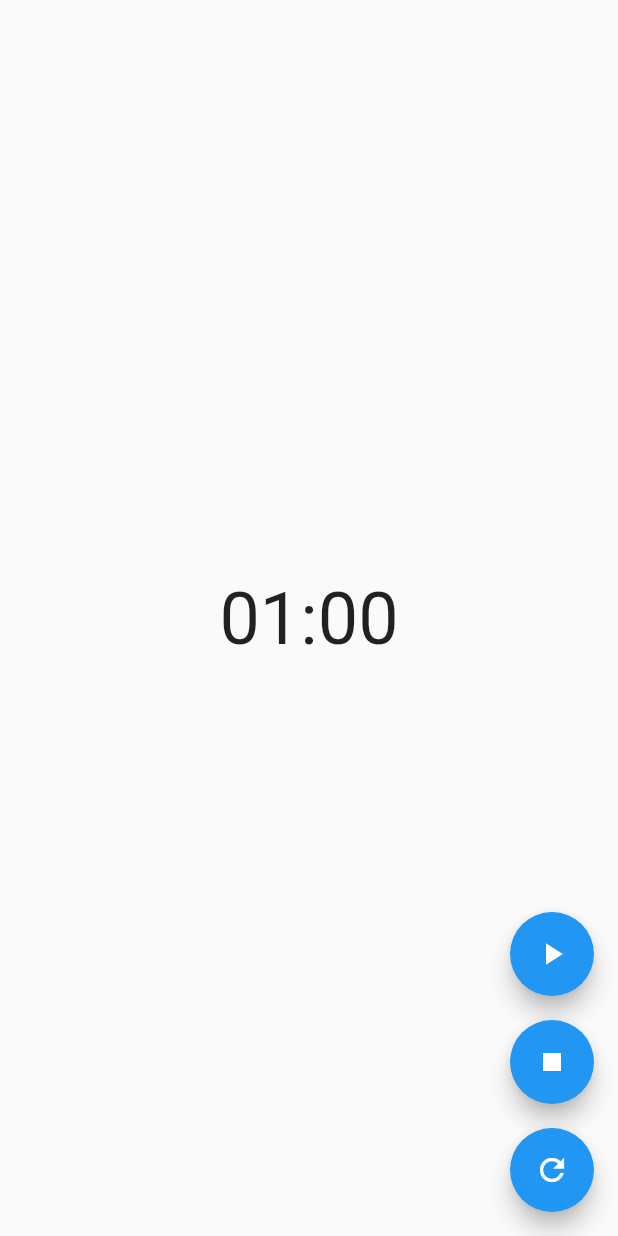
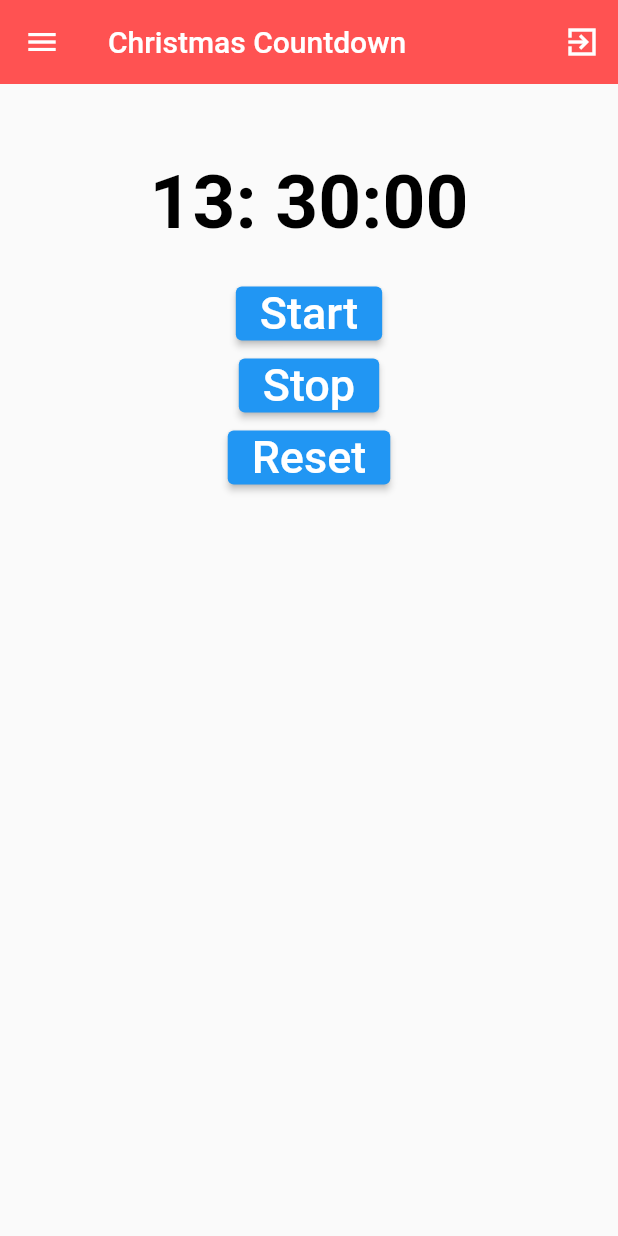
Before and after one commit to Lance-Abella/Countdown_Timer, a Flutter app: the screen it shows after launch, on a phone screen of 412 x 824 dp. Run offline on Flutter 3.47's test engine with Material 2 defaults, Android fonts, the phone set to English and light mode, and no system bars.

Commit message:
manually coding the countdowntimer

```diff
--- /dev/null
+++ b/lib/homepage.dart
@@ -0,0 +1,116 @@
+// ignore_for_file: prefer_const_constructors, prefer_single_quotes, prefer_const_constructors_in_immutables, prefer_const_declarations
+import 'dart:async';
+import 'package:flutter/material.dart';
+
+// ignore: camel_case_types
+class christmasTimer extends StatelessWidget {
+
+  Timer? countdownTimer;
+  late DateTime today = DateTime.now();
+  late  DateTime christmas = DateTime(today.year, 12, 25);
+  late Duration remainingDays = christmas.difference(today);
+
+    void startTimer(){
+    countdownTimer = Timer.periodic(Duration (seconds: 1), (_) => setCountDown());
+    }
+
+    void stopTimer(){
+       countdownTimer!.cancel();
+    }
+
+    void resetTimer(){
+      stopTimer();
+      remainingDays = christmas.difference(today);
+    }
+
+    void setCountDown(){
+      final reduceSecondsBy = 1;
+      final seconds = remainingDays.inSeconds - reduceSecondsBy;
+        if(seconds < 0){
+          countdownTimer!.cancel();
+        }
+        else{
+          remainingDays = Duration(seconds: seconds);
+        }
+    }
+
+  @override
+  Widget build(BuildContext context) {
+    String strDigits(int n) => n.toString().padLeft(2, '0');
+    final days = strDigits(remainingDays.inDays);
+    final hours = strDigits(remainingDays.inHours.remainder(24));
+    final minutes = strDigits(remainingDays.inMinutes.remainder(60));
+    final seconds = strDigits(remainingDays.inSeconds.remainder(60));
+
+    return MaterialApp(
+      debugShowCheckedModeBanner: false,
+      home: Scaffold(
+        appBar: AppBar(
+          elevation: 0,
+          title: Text("Christmas Countdown"),
+          backgroundColor: Colors.redAccent,
+          leading: IconButton(onPressed: () {
+
+          }, icon: Icon(Icons.menu)),
+          actions: [IconButton(onPressed: (){}, icon: Icon(Icons.exit_to_app_sharp))],
+        ),
+        body: Center(
+          child: Column(
+            children: [
+              SizedBox(
+                height: 50,
+              ),
+
+              Text(
+                "$hours: $minutes:$seconds",
+                style: TextStyle(
+                  fontWeight: FontWeight.bold,
+                  color: Colors.black,
+                  fontSize: 50,
+                ),
+              ),
+
+              SizedBox(height: 20),
+
+              ElevatedButton(
+                onPressed: startTimer,
+                child: Text(
+                  "Start",
+                  style: TextStyle(
+                    fontSize: 30,
+                  ),
+                ),
+                ),
+
+              ElevatedButton(
+                onPressed: (){
+                  if(countdownTimer == null || countdownTimer!.isActive){
+                    stopTimer();
+                  }
+                },
+                child: Text(
+                  "Stop",
+                  style: TextStyle(
+                    fontSize: 30,
+                  ),
+                ),
+                ),
+
+              ElevatedButton(
+                onPressed: (){
+                  resetTimer();
+                },
+                child: Text(
+                  "Reset",
+                  style: TextStyle(
+                    fontSize: 30,
+                  ),
+                ),
+                ),
+          ],
+          ),
+        ),
+      ),
+    );
+  }
+}
--- a/lib/main.dart
+++ b/lib/main.dart
@@ -1,113 +1,6 @@
-// ignore_for_file: library_private_types_in_public_api
-
-import 'dart:async';
-
+// ignore_for_file: prefer_const_constructors
 import 'package:flutter/material.dart';
-
+import 'homepage.dart';
 void main() {
-  runApp(const MaterialApp(
-    home: CountdownTimerDemo(),
-  ));
+  runApp(christmasTimer());
 }
-
-class CountdownTimerDemo extends StatefulWidget {
-  const CountdownTimerDemo({super.key});
-
-  @override
-  _CountdownTimerDemoState createState() => _CountdownTimerDemoState();
-}
-
-class _CountdownTimerDemoState extends State<CountdownTimerDemo> {
-  late Timer _timer;
-  int _endTime = DateTime.now().millisecondsSinceEpoch + 1000 * 60;
-  int _currentTime = 1000 * 60;
-  bool _isTimerRunning = false;
-
-  void _startTimer() {
-    _timer = Timer.periodic(const Duration(seconds: 1), (timer) {
-      setState(() {
-        if (_currentTime > 0) {
-          _currentTime -= 1000;
-        } else {
-          _timer.cancel();
-        }
-      });
-    });
-  }
-
-  void _pauseTimer() {
-    _timer.cancel();
-  }
-
-  void _toggleTimer() {
-    setState(() {
-      _isTimerRunning = !_isTimerRunning;
-      if (_isTimerRunning) {
-        _startTimer();
-      } else {
-        _pauseTimer();
-      }
-    });
-  }
-
-  void _resetTimer() {
-    setState(() {
-      _currentTime = 1000 * 60;
-    });
-  }
-
-  void _stopTimer() {
-    setState(() {
-      _isTimerRunning = false;
-      _endTime = DateTime.now().millisecondsSinceEpoch + 1000 * 60;
-      _pauseTimer();
-      _resetTimer();
-    });
-  }
-
-  String _formatDuration(int duration) {
-    Duration d = Duration(milliseconds: duration);
-    return '${d.inMinutes.toString().padLeft(2, '0')}:${(d.inSeconds % 60).toString().padLeft(2, '0')}';
-  }
-
-  @override
-  Widget build(BuildContext context) {
-    return Scaffold(
-      body: Center(
-        child: Text(
-          _formatDuration(_currentTime),
-          style: const TextStyle(fontSize: 48),
-        ),
-      ),
-
-      floatingActionButton: Column(
-        mainAxisAlignment: MainAxisAlignment.end,
-        children: [
-          FloatingActionButton(
-            onPressed: _toggleTimer,
-            child: Icon(_isTimerRunning ? Icons.pause : Icons.play_arrow),
-          ),
-
-          const SizedBox(height: 16),
-          FloatingActionButton(
-            onPressed: _stopTimer,
-            child: const Icon(Icons.stop),
-          ),
-
-          const SizedBox(height: 16),
-          FloatingActionButton(
-            onPressed: _resetTimer,
-            child: const Icon(Icons.refresh),
-          ),
-
-        ],
-      ),
-    );
-  }
-
-  @override
-  void dispose() {
-    _timer.cancel();
-    super.dispose();
-  }
-}
```
